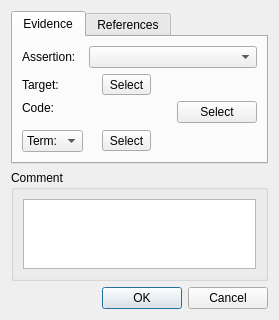
Above: GEMEditor/model/edit/ui/src/EditEvidenceDialog.ui from JuBra/GEMEditor before the change. Below: the same form after it.
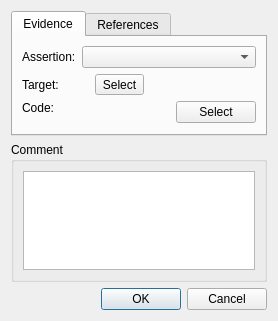
That is the form after the change. The open tabs and pages were chosen to show the change. Custom widgets are drawn as their Qt base class.

Commit message: Remove term

```diff
--- a/GEMEditor/model/edit/ui/src/EditEvidenceDialog.ui
+++ b/GEMEditor/model/edit/ui/src/EditEvidenceDialog.ui
@@ -6,8 +6,8 @@
    <rect>
     <x>0</x>
     <y>0</y>
-    <width>279</width>
-    <height>309</height>
+    <width>278</width>
+    <height>321</height>
    </rect>
   </property>
   <property name="windowTitle">
@@ -24,16 +24,6 @@
        <string>Evidence</string>
       </attribute>
       <layout class="QGridLayout" name="gridLayout">
-       <item row="2" column="0">
-        <widget class="QLabel" name="label_2">
-         <property name="text">
-          <string>Code:</string>
-         </property>
-         <property name="alignment">
-          <set>Qt::AlignLeading|Qt::AlignLeft|Qt::AlignTop</set>
-         </property>
-        </widget>
-       </item>
        <item row="0" column="1">
         <widget class="QComboBox" name="comboBox_assertion"/>
        </item>
@@ -84,127 +74,6 @@
          </item>
         </layout>
        </item>
-       <item row="3" column="1">
-        <widget class="QStackedWidget" name="stackedWidget">
-         <property name="sizePolicy">
-          <sizepolicy hsizetype="Expanding" vsizetype="Minimum">
-           <horstretch>0</horstretch>
-           <verstretch>0</verstretch>
-          </sizepolicy>
-         </property>
-         <property name="styleSheet">
-          <string notr="true"/>
-         </property>
-         <property name="lineWidth">
-          <number>1</number>
-         </property>
-         <property name="currentIndex">
-          <number>0</number>
-         </property>
-         <widget class="QWidget" name="page_term">
-          <layout class="QVBoxLayout" name="verticalLayout_5">
-           <property name="leftMargin">
-            <number>0</number>
-           </property>
-           <property name="topMargin">
-            <number>0</number>
-           </property>
-           <property name="rightMargin">
-            <number>0</number>
-           </property>
-           <property name="bottomMargin">
-            <number>0</number>
-           </property>
-           <item>
-            <widget class="QLineEdit" name="lineEdit_term"/>
-           </item>
-          </layout>
-         </widget>
-         <widget class="QWidget" name="page_link">
-          <layout class="QVBoxLayout" name="verticalLayout_4">
-           <property name="leftMargin">
-            <number>0</number>
-           </property>
-           <property name="topMargin">
-            <number>0</number>
-           </property>
-           <property name="rightMargin">
-            <number>0</number>
-           </property>
-           <property name="bottomMargin">
-            <number>0</number>
-           </property>
-           <item>
-            <layout class="QHBoxLayout" name="horizontalLayout">
-             <item>
-              <widget class="QLabel" name="label_link">
-               <property name="text">
-                <string/>
-               </property>
-              </widget>
-             </item>
-             <item>
-              <widget class="QToolButton" name="toolButton_select">
-               <property name="text">
-                <string>Select</string>
-               </property>
-               <property name="iconSize">
-                <size>
-                 <width>13</width>
-                 <height>13</height>
-                </size>
-               </property>
-               <property name="popupMode">
-                <enum>QToolButton::InstantPopup</enum>
-               </property>
-               <property name="toolButtonStyle">
-                <enum>Qt::ToolButtonTextOnly</enum>
-               </property>
-               <property name="arrowType">
-                <enum>Qt::RightArrow</enum>
-               </property>
-              </widget>
-             </item>
-             <item>
-              <spacer name="horizontalSpacer">
-               <property name="orientation">
-                <enum>Qt::Horizontal</enum>
-               </property>
-               <property name="sizeHint" stdset="0">
-                <size>
-                 <width>40</width>
-                 <height>20</height>
-                </size>
-               </property>
-              </spacer>
-             </item>
-            </layout>
-           </item>
-          </layout>
-         </widget>
-        </widget>
-       </item>
-       <item row="3" column="0">
-        <widget class="QComboBox" name="comboBox">
-         <item>
-          <property name="text">
-           <string>Term:</string>
-          </property>
-         </item>
-         <item>
-          <property name="text">
-           <string>Link:</string>
-          </property>
-         </item>
-        </widget>
-       </item>
-       <item row="1" column="0">
-        <widget class="QLabel" name="label_3">
-         <property name="text">
-          <string>Target:</string>
-         </property>
-        </widget>
-       </item>
        <item row="1" column="1">
         <layout class="QHBoxLayout" name="horizontalLayout_3">
          <item>
@@ -251,6 +120,23 @@
          </item>
         </layout>
        </item>
+       <item row="1" column="0">
+        <widget class="QLabel" name="label_3">
+         <property name="text">
+          <string>Target:</string>
+         </property>
+        </widget>
+       </item>
+       <item row="2" column="0">
+        <widget class="QLabel" name="label_2">
+         <property name="text">
+          <string>Code:</string>
+         </property>
+         <property name="alignment">
+          <set>Qt::AlignLeading|Qt::AlignLeft|Qt::AlignTop</set>
+         </property>
+        </widget>
+       </item>
       </layout>
      </widget>
      <widget class="QWidget" name="referenceTab">
```
The commit also changes 9 other files.
